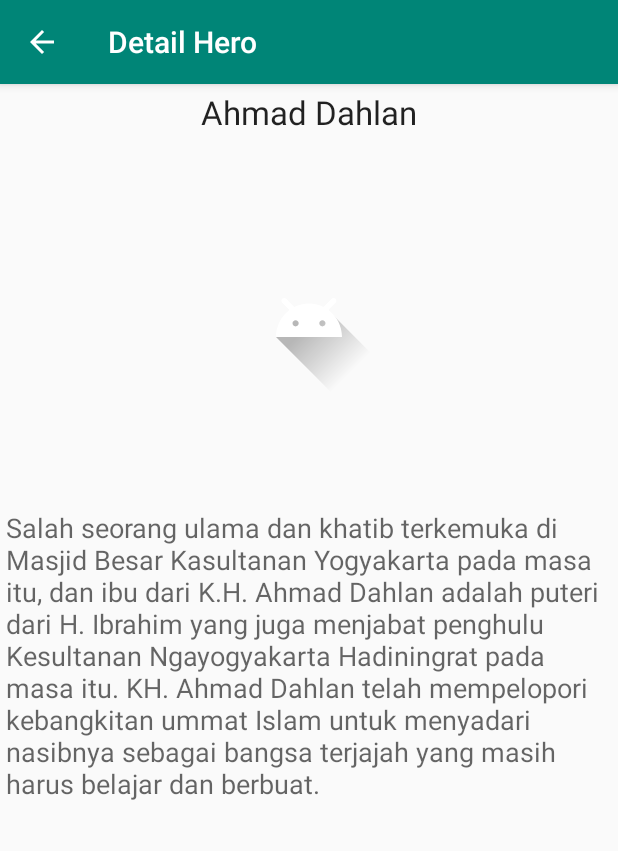
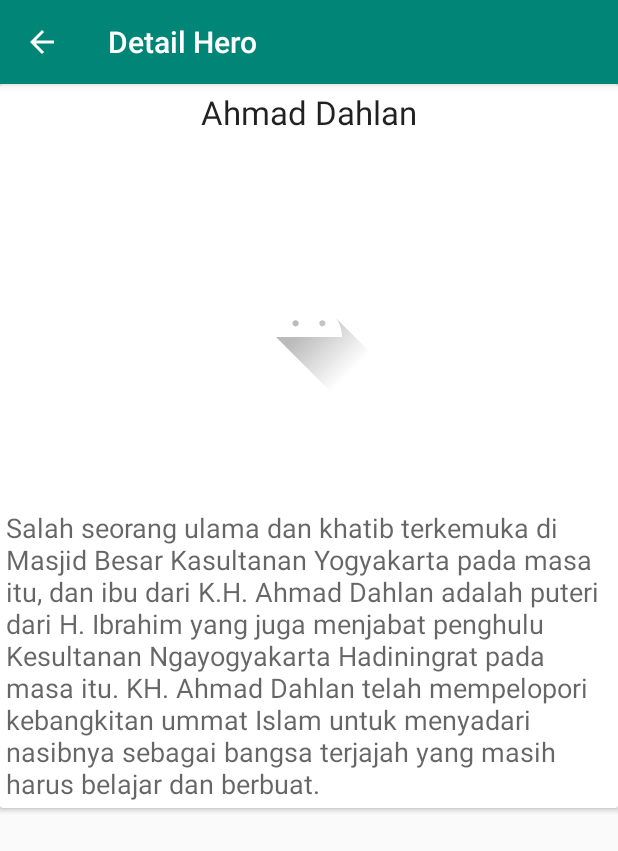
Before and after one commit to monsterwkwk/android_mylistapp, an Android app: the screen it shows after launch (DetailHeroActivity), after a tap on "Ahmad Dahlan", on a phone screen of 412 x 824 dp. Shown: the top 851 px of the screen. Run offline under Robolectric (Android 15) with nearby library versions, the phone set to English and light mode, and no system bars; pictures from the network do not load.

Commit message:
[rahmatkurniawan811] DetailHero - add card view in detail layout

```diff
--- a/app/src/main/res/layout/activity_detail_hero.xml
+++ b/app/src/main/res/layout/activity_detail_hero.xml
@@ -5,6 +5,10 @@
     android:layout_width="match_parent"
     android:layout_height="match_parent"
     android:scrollbarThumbVertical="@color/colorAccent">
+
+    <androidx.cardview.widget.CardView
+        android:layout_width="match_parent"
+        android:layout_height="wrap_content">
 
         <RelativeLayout
             android:layout_width="match_parent"
@@ -38,4 +42,8 @@
 
         </RelativeLayout>
 
+    </androidx.cardview.widget.CardView>
+
+
+
 </ScrollView>
```
Lines whose indentation alone changed are shown as unchanged.
